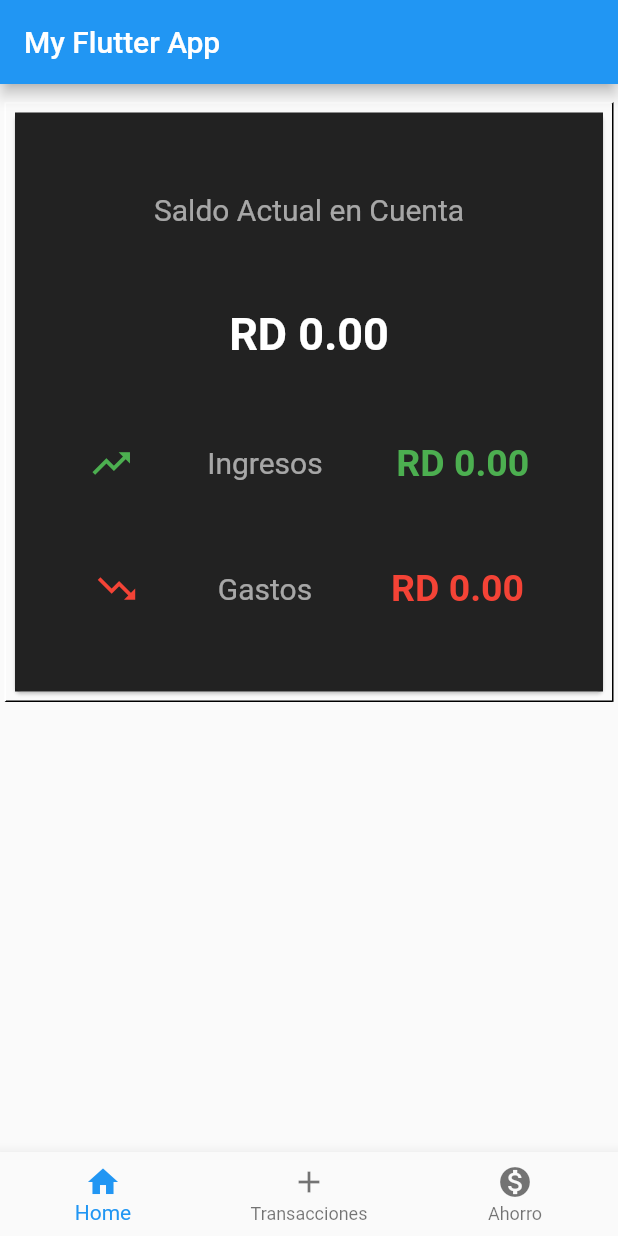
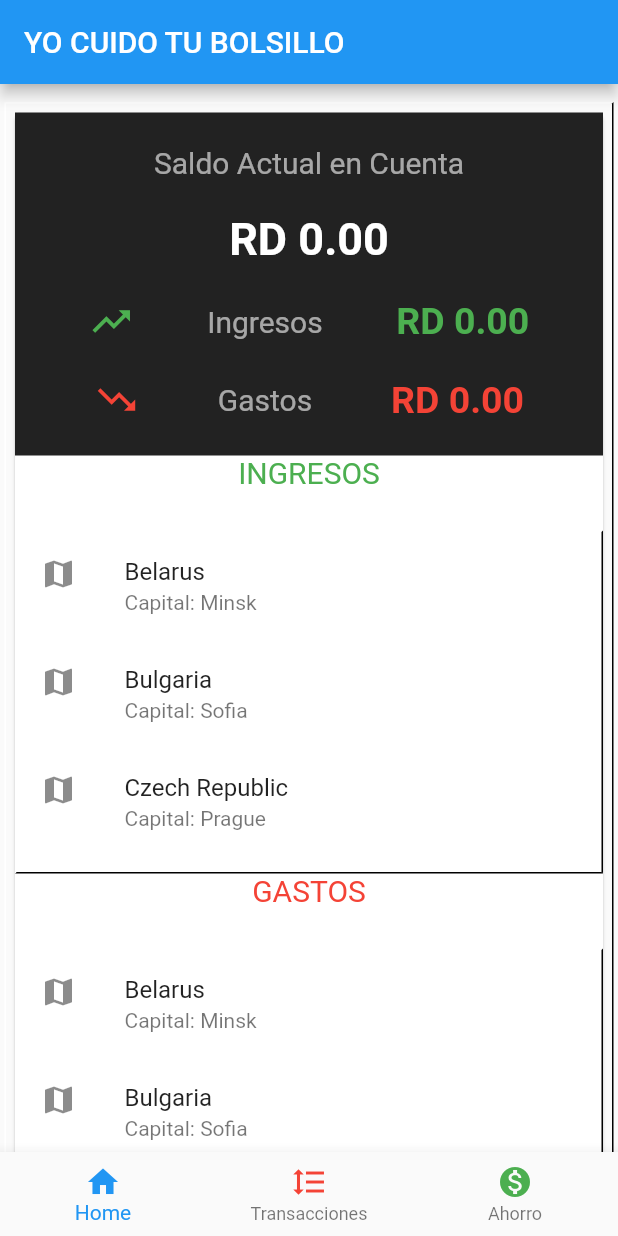
Before and after one commit to sugeiri/Yo_Cuido_mi_Bolsillo, a Flutter app: the screen it shows after launch, on a phone screen of 412 x 824 dp. Run offline on Flutter 3.47's test engine with Material 2 defaults, Android fonts, the phone set to English and light mode, and no system bars.

Commit message:
Sugeiri 12/10/2020 23:14

```diff
--- a/yocuidomibolsillo/lib/BottomNavigationBar.dart
+++ b/yocuidomibolsillo/lib/BottomNavigationBar.dart
@@ -23,7 +23,7 @@ class _HomeState extends State<BottomNav> {
   Widget build(BuildContext context) {
     return Scaffold(
       appBar: AppBar(
-        title: Text('My Flutter App'),
+        title: Text('YO CUIDO TU BOLSILLO'),
       ),
       body: _children[_currentIndex], // new
       bottomNavigationBar: BottomNavigationBar(
@@ -31,15 +31,15 @@ class _HomeState extends State<BottomNav> {
         currentIndex: _currentIndex, // new
         items: [
           BottomNavigationBarItem(
-            icon: new Icon(Icons.home),
+            icon: new Icon(Icons.home,color: Colors.blue,),
             title: new Text('Home'),
           ),
           BottomNavigationBarItem(
-            icon: new Icon(Icons.add),
+            icon: new Icon(Icons.format_line_spacing,color:Colors.red),
             title: new Text('Transacciones'),
           ),
           BottomNavigationBarItem(
-              icon: Icon(Icons.monetization_on),
+              icon: Icon(Icons.monetization_on,color: Colors.green,),
               title: Text('Ahorro')
           )
         ],
--- a/yocuidomibolsillo/lib/Home.dart
+++ b/yocuidomibolsillo/lib/Home.dart
@@ -1,10 +1,10 @@
 import 'package:flutter/cupertino.dart';
 import 'package:flutter/material.dart';
-import 'dart:math';
+import 'package:yocuidomibolsillo/Lista.dart';
 
 void main() => runApp(Home());
-List<double> Lingresos=new List<double>();
-List<double> LGastos=new List<double>();
+List<double> Lingresos = new List<double>();
+List<double> LGastos = new List<double>();
 double Ingresos = 0;
 double Gastos = 0;
 
@@ -13,11 +13,7 @@ class Home extends StatelessWidget {
   @override
   Widget build(BuildContext context) {
     return MaterialApp(
-      title: 'Flutter Demo Application',
-      theme: ThemeData(
-        primarySwatch: Colors.green,
-      ),
-      home: MyHomePage(title: 'Complex layout example'),
+      home: MyHomePage(),
     );
   }
 }
@@ -39,6 +35,17 @@ class MyHomePage extends StatelessWidget {
   }
 }
 
+Widget _buildItem(Country country) {
+  return new ListTile(
+    title: new Text(country.name),
+    subtitle: new Text('Capital: ${country.capital}'),
+    leading: new Icon(Icons.map),
+    onTap: () {
+      print(country.name);
+    },
+  );
+}
+
 class ProductBox extends StatelessWidget {
   ProductBox({Key key, this.description, this.Monto, this.tipo})
       : super(key: key);
@@ -46,34 +53,35 @@ class ProductBox extends StatelessWidget {
   final double Monto;
   final String tipo;
 
+  final List<String> entries = <String>['A', 'B', 'C'];
+  final List<int> colorCodes = <int>[600, 500, 100];
+
   Widget build(BuildContext context) {
     return Container(
+      height: 800,
       decoration: const BoxDecoration(
         border: Border(
-          top: BorderSide(
-              width: 1.0, color: Color(0xFFFFFFFFFF)),
-          left: BorderSide(
-              width: 1.0, color: Color(0xFFFFFFFFFF)),
-          right: BorderSide(
-              width: 1.0, color: Color(0xFFFF000000)),
-          bottom: BorderSide(
-              width: 1.0, color: Color(0xFFFF000000)),
+          top: BorderSide(width: 1.0, color: Color(0xFFFFFFFFFF)),
+          left: BorderSide(width: 1.0, color: Color(0xFFFFFFFFFF)),
+          right: BorderSide(width: 1.0, color: Color(0xFFFF000000)),
+          bottom: BorderSide(width: 1.0, color: Color(0xFFFF000000)),
         ),
       ),
       padding: EdgeInsets.all(2),
-      height: 400,
       child: Card(
-        child: Row(mainAxisAlignment: MainAxisAlignment.spaceEvenly, children: <
-            Widget>[
+        child: Column(
+            mainAxisAlignment: MainAxisAlignment.spaceEvenly,
+            children: <Widget>[
               Expanded(
                 child: Container(
-
+                  height: 350,
                   color: Colors.black87,
                   child: Column(
                     mainAxisAlignment: MainAxisAlignment.spaceEvenly,
                     children: <Widget>[
-                  Text("Saldo Actual en Cuenta",
-                      style: TextStyle(fontSize: 20, color: Colors.white60)),
+                      Text(description,
+                          style:
+                              TextStyle(fontSize: 20, color: Colors.white60)),
                       Text(Saldo(),
                           style: TextStyle(
                               fontWeight: FontWeight.bold,
@@ -86,10 +94,12 @@ class ProductBox extends StatelessWidget {
                               Icons.trending_up,
                               color: Colors.green,
                               size: 30.0,
-                          semanticLabel: 'Text to announce in accessibility modes',
+                              semanticLabel:
+                                  'Text to announce in accessibility modes',
                             ),
                             Text("Ingresos",
-                            style: TextStyle(fontSize: 20, color: Colors.white60)),
+                                style: TextStyle(
+                                    fontSize: 20, color: Colors.white60)),
                             Text(TIngresos(),
                                 style: TextStyle(
                                     fontWeight: FontWeight.bold,
@@ -103,10 +113,12 @@ class ProductBox extends StatelessWidget {
                               Icons.trending_down,
                               color: Colors.red,
                               size: 30.0,
-                          semanticLabel: 'Text to announce in accessibility modes',
+                              semanticLabel:
+                                  'Text to announce in accessibility modes',
                             ),
                             Text("Gastos",
-                            style: TextStyle(fontSize: 20, color: Colors.white60)),
+                                style: TextStyle(
+                                    fontSize: 20, color: Colors.white60)),
                             Text(TGastos(),
                                 style: TextStyle(
                                     fontWeight: FontWeight.bold,
@@ -117,6 +129,42 @@ class ProductBox extends StatelessWidget {
                   ),
                 ),
               ),
+              Container(
+                height: 50,
+                child: Text("INGRESOS", style: TextStyle(fontSize: 20, color: Colors.green)),
+              ),
+              Expanded(
+                  child: Container(
+                    decoration: const BoxDecoration(
+                      border: Border(
+                        top: BorderSide(width: 1.0, color: Color(0xFFFFFFFFFF)),
+                        left: BorderSide(width: 1.0, color: Color(0xFFFFFFFFFF)),
+                        right: BorderSide(width: 1.0, color: Color(0xFFFF000000)),
+                        bottom: BorderSide(width: 1.0, color: Color(0xFFFF000000)),
+                      ),
+                    ),
+                    height: 200,
+                    child: ListView(children: countries.map(_buildItem).toList()),
+
+              )),
+              Container(
+                height: 50,
+                child: Text("GASTOS", style: TextStyle(fontSize: 20, color: Colors.red)),
+              ),
+              Expanded(
+                  child: Container(
+                      decoration: const BoxDecoration(
+                        border: Border(
+                          top: BorderSide(width: 1.0, color: Color(0xFFFFFFFFFF)),
+                          left: BorderSide(width: 1.0, color: Color(0xFFFFFFFFFF)),
+                          right: BorderSide(width: 1.0, color: Color(0xFFFF000000)),
+                          bottom: BorderSide(width: 1.0, color: Color(0xFFFF000000)),
+                        ),
+                      ),
+                      height: 200,
+                      child: ListView(
+                        children: countries.map(_buildItem).toList(),
+                      ))),
             ]),
       ),
     );
@@ -128,20 +176,18 @@ class ProductBox extends StatelessWidget {
   }
 
   String TIngresos() {
-    Ingresos=0;
-    for(var i in Lingresos)
-      {
-        Ingresos+=i;
+    Ingresos = 0;
+    for (var i in Lingresos) {
+      Ingresos += i;
     }
-    return "RD "+Ingresos.toStringAsFixed(2);
+    return "RD " + Ingresos.toStringAsFixed(2);
   }
 
   String TGastos() {
-    Gastos=0;
-    for(var i in LGastos)
-    {
-      Gastos+=i;
+    Gastos = 0;
+    for (var i in LGastos) {
+      Gastos += i;
     }
-    return "RD "+Gastos.toStringAsFixed(2);
+    return "RD " + Gastos.toStringAsFixed(2);
   }
 }
--- /dev/null
+++ b/yocuidomibolsillo/lib/Lista.dart
@@ -0,0 +1,26 @@
+class Country {
+  final String name;
+  final String capital;
+  final String region;
+  final int population;
+
+  const Country({
+    this.name,
+    this.capital,
+    this.region,
+    this.population
+  });
+}
+
+final countries = [
+  new Country(name:'Belarus',capital:'Minsk',region:'Europe',population: 9498700),
+  new Country(name:'Bulgaria',capital:'Sofia',region:'Europe',population: 7153784),
+  new Country(name:'Czech Republic',capital:'Prague',region:'Europe',population: 10558524),
+  new Country(name:'Denmark',capital:'Copenhagen',region:'Europe',population: 5717014),
+  new Country(name:'Italy',capital:'Rome',region:'Europe',population: 60665551),
+  new Country(name:'Liechtenstein',capital:'Vaduz',region:'Europe',population: 37623),
+  new Country(name:'Norway',capital:'Oslo',region:'Europe',population: 5223256),
+  new Country(name:'Spain',capital:'Madrid',region:'Europe',population: 46438422),
+  new Country(name:'Sweden',capital:'Stockholm',region:'Europe',population: 9894888),
+  new Country(name:'Ukraine',capital:'Kiev',region:'Europe',population: 42692393),
+];
--- a/yocuidomibolsillo/lib/main.dart
+++ b/yocuidomibolsillo/lib/main.dart
@@ -6,7 +6,7 @@ class App extends StatelessWidget {
   @override
   Widget build(BuildContext context) {
     return MaterialApp(
-      title: 'My Flutter App',
+      title: 'YO CUIDO TU BOLSILLO',
       home: BottomNav(),
     );
   }
```
Lines whose indentation alone changed are shown as unchanged.
